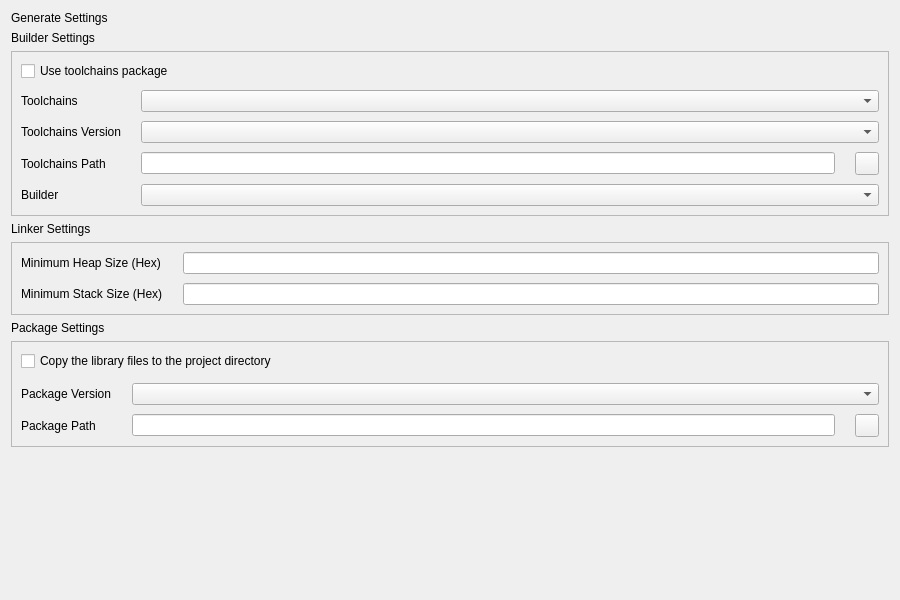
First picture: the form in dialogs/ui/gen_code_dialog.ui, repository csplink/csp, before the edit.
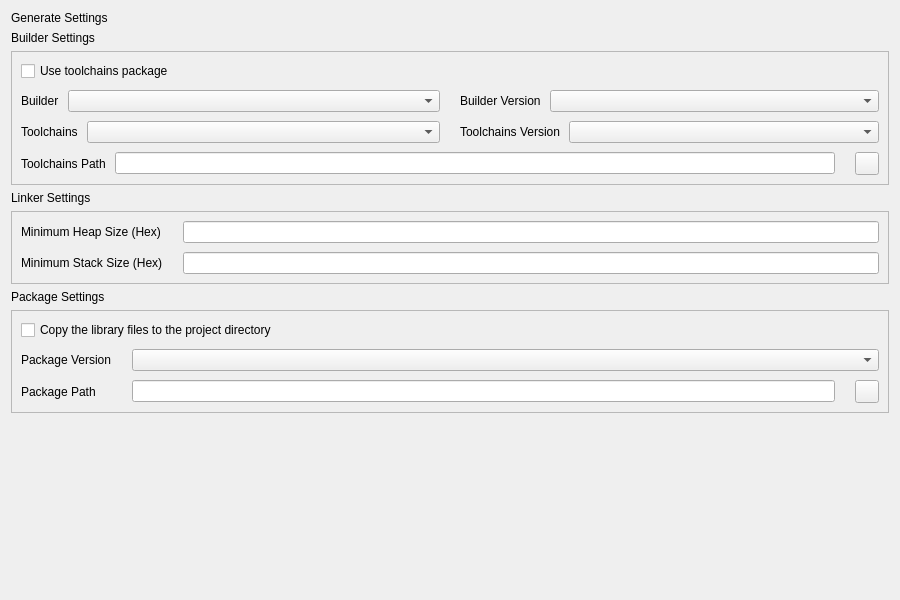
Second picture: the form after the edit. Custom widgets are drawn as their Qt base class.

Diff of the .ui file:
```diff
--- a/dialogs/ui/gen_code_dialog.ui
+++ b/dialogs/ui/gen_code_dialog.ui
@@ -61,13 +61,137 @@
       </item>
       <item>
        <layout class="QGridLayout" name="gridLayout_3">
+        <property name="leftMargin">
+         <number>0</number>
+        </property>
+        <property name="topMargin">
+         <number>0</number>
+        </property>
+        <property name="rightMargin">
+         <number>0</number>
+        </property>
+        <property name="bottomMargin">
+         <number>0</number>
+        </property>
         <property name="horizontalSpacing">
          <number>20</number>
         </property>
         <property name="verticalSpacing">
          <number>9</number>
         </property>
-        <item row="2" column="1">
+        <item row="0" column="0">
+         <layout class="QHBoxLayout" name="horizontalLayout_3">
+          <property name="spacing">
+           <number>9</number>
+          </property>
+          <item>
+           <widget class="BodyLabel" name="label_builder">
+            <property name="sizePolicy">
+             <sizepolicy hsizetype="Fixed" vsizetype="Preferred">
+              <horstretch>0</horstretch>
+              <verstretch>0</verstretch>
+             </sizepolicy>
+            </property>
+            <property name="text">
+             <string>Builder</string>
+            </property>
+           </widget>
+          </item>
+          <item>
+           <widget class="ComboBox" name="comboBox_builder"/>
+          </item>
+         </layout>
+        </item>
+        <item row="0" column="1">
+         <layout class="QHBoxLayout" name="horizontalLayout_6">
+          <property name="spacing">
+           <number>9</number>
+          </property>
+          <item>
+           <widget class="BodyLabel" name="label_builderVersion">
+            <property name="sizePolicy">
+             <sizepolicy hsizetype="Fixed" vsizetype="Preferred">
+              <horstretch>0</horstretch>
+              <verstretch>0</verstretch>
+             </sizepolicy>
+            </property>
+            <property name="text">
+             <string>Builder Version</string>
+            </property>
+           </widget>
+          </item>
+          <item>
+           <widget class="ComboBox" name="comboBox_builderVersion"/>
+          </item>
+         </layout>
+        </item>
+        <item row="1" column="0">
+         <layout class="QHBoxLayout" name="horizontalLayout_5">
+          <property name="spacing">
+           <number>9</number>
+          </property>
+          <item>
+           <widget class="BodyLabel" name="label_toolchains">
+            <property name="sizePolicy">
+             <sizepolicy hsizetype="Fixed" vsizetype="Preferred">
+              <horstretch>0</horstretch>
+              <verstretch>0</verstretch>
+             </sizepolicy>
+            </property>
+            <property name="text">
+             <string>Toolchains</string>
+            </property>
+           </widget>
+          </item>
+          <item>
+           <widget class="ComboBox" name="comboBox_toolchains"/>
+          </item>
+         </layout>
+        </item>
+        <item row="1" column="1">
+         <layout class="QHBoxLayout" name="horizontalLayout_7">
+          <property name="spacing">
+           <number>9</number>
+          </property>
+          <item>
+           <widget class="BodyLabel" name="label_toolchainsVersion">
+            <property name="sizePolicy">
+             <sizepolicy hsizetype="Fixed" vsizetype="Preferred">
+              <horstretch>0</horstretch>
+              <verstretch>0</verstretch>
+             </sizepolicy>
+            </property>
+            <property name="text">
+             <string>Toolchains Version</string>
+            </property>
+           </widget>
+          </item>
+          <item>
+           <widget class="ComboBox" name="comboBox_toolchainsVersion"/>
+          </item>
+         </layout>
+        </item>
+       </layout>
+      </item>
+      <item>
+       <layout class="QHBoxLayout" name="horizontalLayout_8">
+        <property name="spacing">
+         <number>9</number>
+        </property>
+        <item>
+         <widget class="BodyLabel" name="label_toolchainsPath">
+          <property name="sizePolicy">
+           <sizepolicy hsizetype="Fixed" vsizetype="Preferred">
+            <horstretch>0</horstretch>
+            <verstretch>0</verstretch>
+           </sizepolicy>
+          </property>
+          <property name="text">
+           <string>Toolchains Path</string>
+          </property>
+         </widget>
+        </item>
+        <item>
          <layout class="QHBoxLayout" name="horizontalLayout_4">
           <property name="spacing">
            <number>20</number>
@@ -91,67 +215,6 @@
           </item>
          </layout>
         </item>
-        <item row="1" column="0">
-         <widget class="BodyLabel" name="label_toolchainsVersion">
-          <property name="sizePolicy">
-           <sizepolicy hsizetype="Fixed" vsizetype="Preferred">
-            <horstretch>0</horstretch>
-            <verstretch>0</verstretch>
-           </sizepolicy>
-          </property>
-          <property name="text">
-           <string>Toolchains Version</string>
-          </property>
-         </widget>
-        </item>
-        <item row="3" column="0">
-         <widget class="BodyLabel" name="label_builder">
-          <property name="sizePolicy">
-           <sizepolicy hsizetype="Fixed" vsizetype="Preferred">
-            <horstretch>0</horstretch>
-            <verstretch>0</verstretch>
-           </sizepolicy>
-          </property>
-          <property name="text">
-           <string>Builder</string>
-          </property>
-         </widget>
-        </item>
-        <item row="0" column="1">
-         <widget class="ComboBox" name="comboBox_toolchains"/>
-        </item>
-        <item row="0" column="0">
-         <widget class="BodyLabel" name="label_toolchains">
-          <property name="sizePolicy">
-           <sizepolicy hsizetype="Fixed" vsizetype="Preferred">
-            <horstretch>0</horstretch>
-            <verstretch>0</verstretch>
-           </sizepolicy>
-          </property>
-          <property name="text">
-           <string>Toolchains</string>
-          </property>
-         </widget>
-        </item>
-        <item row="2" column="0">
-         <widget class="BodyLabel" name="label_toolchainsPath">
-          <property name="sizePolicy">
-           <sizepolicy hsizetype="Fixed" vsizetype="Preferred">
-            <horstretch>0</horstretch>
-            <verstretch>0</verstretch>
-           </sizepolicy>
-          </property>
-          <property name="text">
-           <string>Toolchains Path</string>
-          </property>
-         </widget>
-        </item>
-        <item row="3" column="1">
-         <widget class="ComboBox" name="comboBox_builder"/>
-        </item>
-        <item row="1" column="1">
-         <widget class="ComboBox" name="comboBox_toolchainsVersion"/>
-        </item>
        </layout>
       </item>
      </layout>
@@ -237,7 +300,7 @@
      </property>
      <layout class="QVBoxLayout" name="verticalLayout_2">
       <property name="spacing">
-       <number>12</number>
+       <number>9</number>
       </property>
       <item>
        <layout class="QHBoxLayout" name="horizontalLayout">
```
